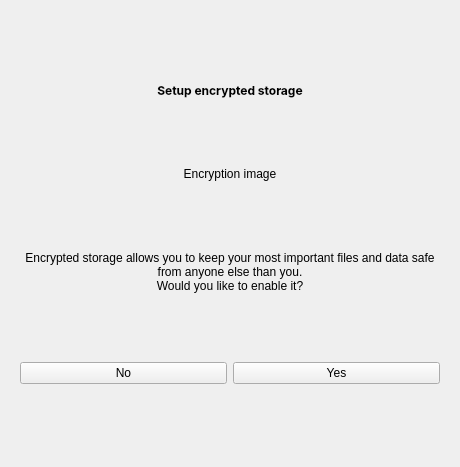
Before: the Qt Designer form encryptionmanager.ui in Quill-OS/quill, drawn with Qt 5.
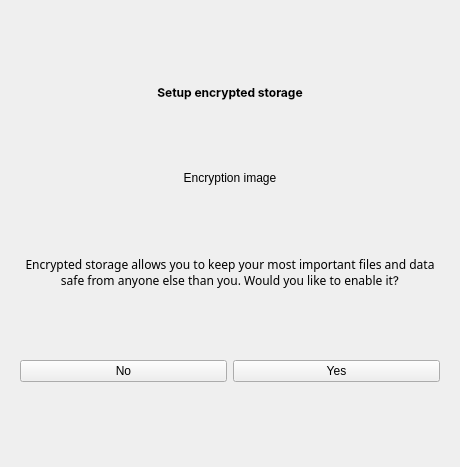
After: the same form once the commit is applied.

Commit message: Improve Univers/U001 font integration; generalDialog fixes

Patch:
```diff
--- a/encryptionmanager.ui
+++ b/encryptionmanager.ui
@@ -75,8 +75,8 @@
          <item row="5" column="0">
           <widget class="QLabel" name="descriptionLabel">
            <property name="text">
-            <string>Encrypted storage allows you to keep your most important files and data safe from anyone else than you.
-Would you like to enable it?</string>
+            <string>&lt;font face=&quot;u001&quot;&gt;Encrypted storage allows you to keep your most important files and data safe from anyone else than you.
+Would you like to enable it&lt;/font&gt;&lt;font face=&quot;Inter&quot;&gt;?&lt;/font&gt;</string>
            </property>
            <property name="alignment">
             <set>Qt::AlignCenter</set>
```
The commit also changes 15 other files.
